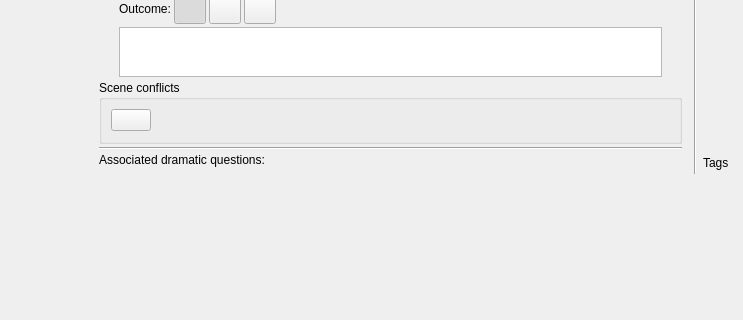
Old version of the form ui/scene_editor.ui in the repository zkovari/plotlyst; both pictures show x 211 to 954 and y 385 to 705 of the 954 by 808 pixel window.
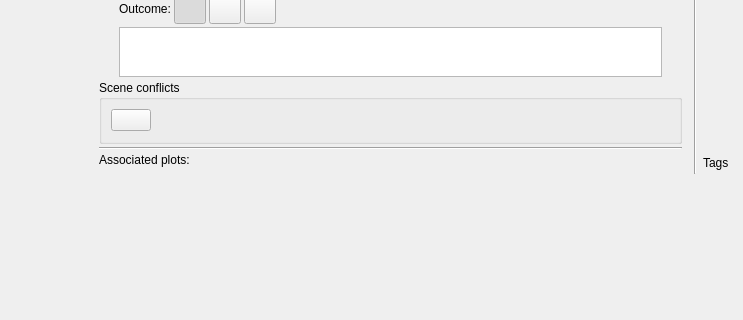
New version of the form. Custom widgets are drawn as their Qt base class.

Commit message: Associate plots to scenes

What changed in the file:
```diff
--- a/ui/scene_editor.ui
+++ b/ui/scene_editor.ui
@@ -1410,7 +1410,7 @@
                    </sizepolicy>
                   </property>
                   <property name="text">
-                   <string>Associated dramatic questions:</string>
+                   <string>Associated plots:</string>
                   </property>
                  </widget>
                 </item>
```
The commit also changes 5 other files.
